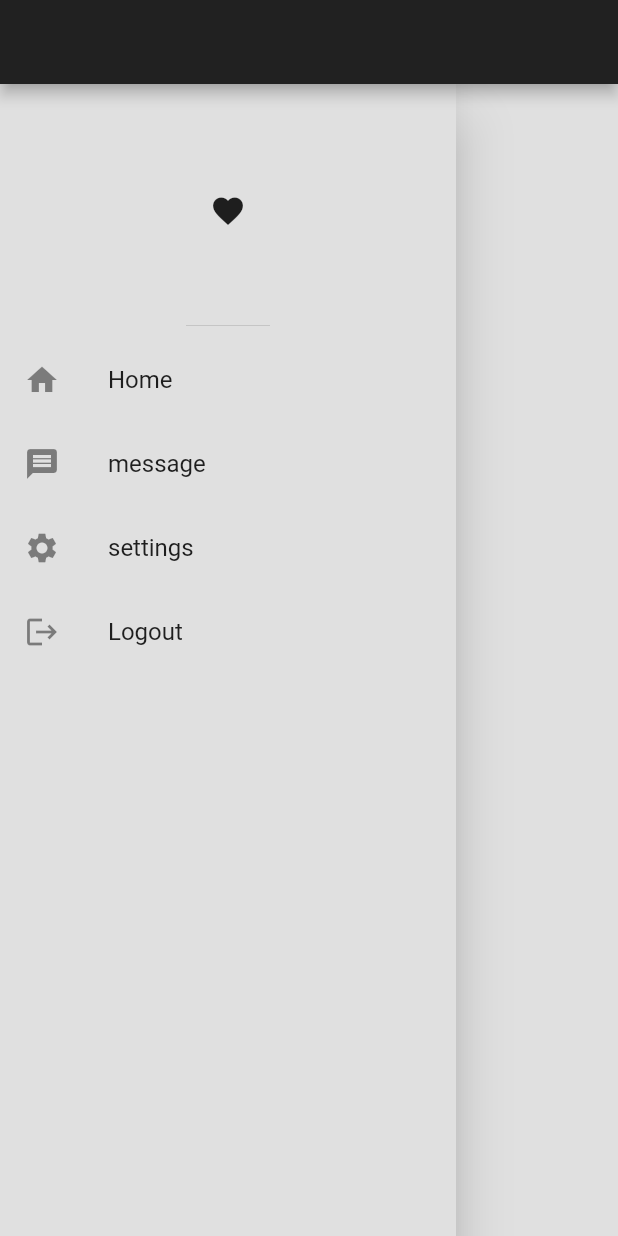
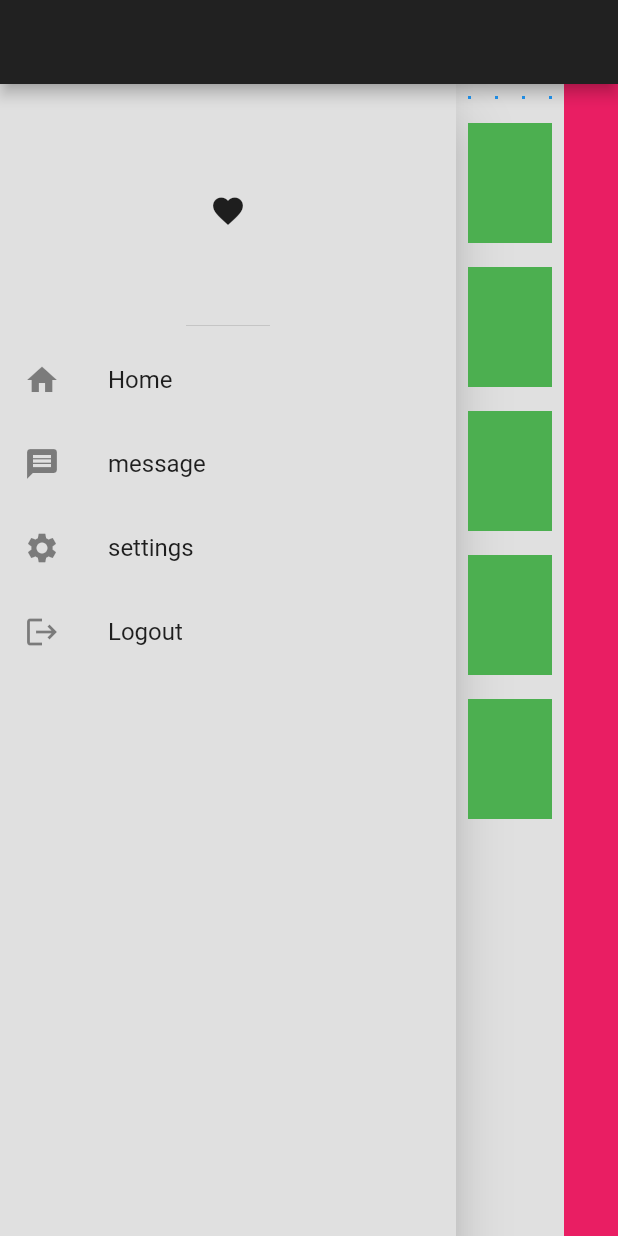
Before and after one commit to 4lenz1/flutter_learn_rwd, a Flutter app: the DesktopScaffold screen opened directly, on a phone screen of 412 x 824 dp. Run offline on Flutter 3.47's test engine with Material 2 defaults, Android fonts, the phone set to English and light mode, and no system bars.

Commit message:
add desktop layout

```diff
--- a/lib/desktop_scaffold.dart
+++ b/lib/desktop_scaffold.dart
@@ -1,7 +1,7 @@
 import 'package:flutter/material.dart';
 import 'package:flutter_learn_rwd/constants.dart';
-
-
+import 'package:flutter_learn_rwd/util/my_box.dart';
+import 'package:flutter_learn_rwd/util/my_tile.dart';
 
 class DesktopScaffold extends StatefulWidget {
   DesktopScaffold({Key? key}) : super(key: key);
@@ -13,14 +13,59 @@ class DesktopScaffold extends StatefulWidget {
 class _DesktopScaffoldState extends State<DesktopScaffold> {
   @override
   Widget build(BuildContext context) {
- return Scaffold(
-      backgroundColor: defaultBackground,
-      appBar: appBar,
-      body:
-      Row(children: [
-        appDrawer
-      ],)
-      // open draw
-    );
+    return Scaffold(
+        backgroundColor: defaultBackground,
+        appBar: appBar,
+        body: Row(
+          children: [
+            // drawer
+            appDrawer,
+
+            // middle
+            Expanded(
+              flex: 2,
+              child: Column(
+                children: [
+                  // 4 box
+                  AspectRatio(
+                    aspectRatio: 4,
+                    child: SizedBox(
+                      width: double.infinity,
+                      child: GridView.builder(
+                        itemCount: 4,
+                        gridDelegate:
+                            const SliverGridDelegateWithFixedCrossAxisCount(
+                                crossAxisCount: 4),
+                        itemBuilder: (context, index) {
+                          return const MyBox();
+                        },
+                      ),
+                    ),
+                  ),
+
+                  // Tile
+                  Expanded(
+                      child: ListView.builder(
+                          itemCount: 5,
+                          itemBuilder: ((context, index) {
+                            return const MyTile();
+                          }))),
+                ],
+              ),
+            ),
+            //  3rd column
+            Expanded(
+                child: Column(
+              children: [
+                Expanded(
+                    child: Container(
+                  color: Colors.pink,
+                ))
+              ],
+            ))
+          ],
+        )
+        // open draw
+        );
   }
 }
--- a/lib/main.dart
+++ b/lib/main.dart
@@ -15,6 +15,7 @@ class MyApp extends StatelessWidget {
   @override
   Widget build(BuildContext context) {
     return MaterialApp(
+      debugShowCheckedModeBanner: false,
       home: ResponsiveLayout(
         mobileScaffold: MobileScaffold(),
         tabletScaffold: TabletScaffold(),
```
